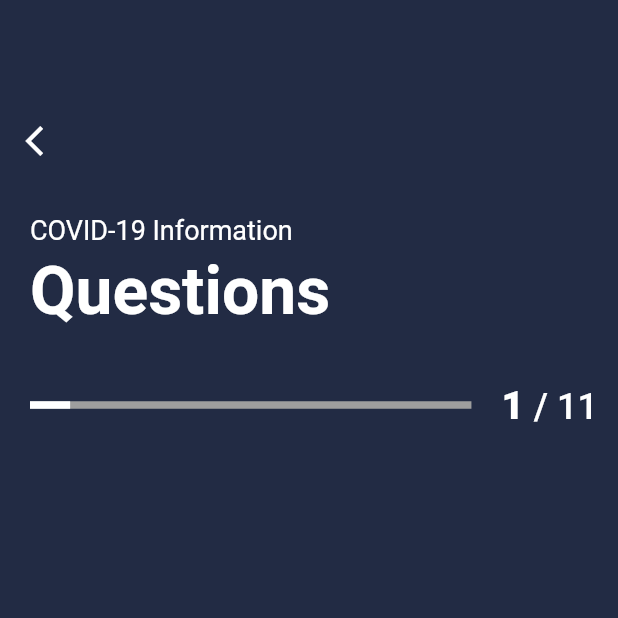
After one commit to haramyang/covid19_info, a Flutter app: the QuestionPage screen opened directly, on a phone screen of 412 x 824 dp, the top half of it. The commit adds this screen. Run offline on Flutter 3.47's test engine with Material 2 defaults, Android fonts, the phone set to English and light mode, and no system bars; our stand-ins replace auto_size_text.

Commit message:
done with heading on questions page, need to add question cards

```diff
--- /dev/null
+++ b/lib/questionPage.dart
@@ -0,0 +1,80 @@
+import 'package:flutter/material.dart';
+import 'package:covid19_info/dataSource.dart';
+import 'package:auto_size_text/auto_size_text.dart';
+
+class QuestionPage extends StatefulWidget {
+  @override
+  _QuestionPageState createState() => _QuestionPageState();
+}
+
+class _QuestionPageState extends State<QuestionPage> {
+  int _numQuestions = 1;
+  final int _totalNumQuestions = DataSource.questionAnswers.length;
+
+  @override
+  Widget build(BuildContext context) {
+    return Scaffold(
+      backgroundColor: Color.fromRGBO(34, 43, 68, 1.0),
+      body: Container(
+        margin: EdgeInsets.only(top: 70.0),
+        child: Column(
+          crossAxisAlignment: CrossAxisAlignment.start,
+          children: <Widget>[
+            Container(
+              padding: EdgeInsets.fromLTRB(5.0, 0.0, 5.0, 0.0),
+              child: IconButton(
+                icon: Icon(Icons.arrow_back_ios),
+                color: Colors.white,
+                onPressed: () {
+                  Navigator.pop(context);
+                },
+              ),
+            ),
+            SizedBox(height:25.0),
+            Container(
+              padding: EdgeInsets.fromLTRB(20.0, 0.0, 20.0, 0.0),
+              child: Text(
+                "COVID-19 Information",
+                style: TextStyle(fontSize: 18.0, color: Colors.white, fontWeight: FontWeight.w400),
+              ),
+            ),
+            SizedBox(height:4.0),
+            Container(
+              padding: EdgeInsets.fromLTRB(20.0, 0.0, 20.0, 0.0),
+              child: Text(
+                "Questions",
+                style: TextStyle(fontSize: 44.0, color: Colors.white, fontWeight: FontWeight.w600),
+              ),
+            ),
+            Container(
+              padding: EdgeInsets.fromLTRB(20.0, 35.0, 20.0, 35.0),
+              child: Row(
+                mainAxisAlignment: MainAxisAlignment.start,
+                children: <Widget>[
+                  Container(
+                    width: MediaQuery.of(context).size.width/1.4,
+                    height: 5.0,
+                    child: LinearProgressIndicator(
+                      backgroundColor: Colors.grey,
+                      valueColor: new AlwaysStoppedAnimation<Color>(Colors.white),
+                      value: (_numQuestions/_totalNumQuestions) * 1.0,
+                    ),
+                  ),
+                  SizedBox(width: 20.0),
+                  RichText(
+                    text: TextSpan(
+                      children: <TextSpan>[
+                        TextSpan(text: "$_numQuestions ", style: TextStyle(color: Colors.white, fontSize: 26.0, fontWeight: FontWeight.w800)),
+                        TextSpan(text: "/ $_totalNumQuestions", style: TextStyle(color: Colors.white, fontSize: 24.0, fontWeight: FontWeight.w500))
+                      ],
+                    ),
+                  ),
+                ],
+              ),
+            ),
+          ],
+        ),
+      ),
+    );
+  }
+}
--- a/lib/questionSection.dart
+++ b/lib/questionSection.dart
@@ -1,4 +1,5 @@
 import 'package:flutter/material.dart';
+import 'package:covid19_info/questionPage.dart';
 
 class QuestionSection extends StatelessWidget {
   @override
@@ -9,6 +10,10 @@ class QuestionSection extends StatelessWidget {
       child: Container(
         child: Card(
           color: Color.fromRGBO(34, 43, 68, 1.0),
+          child: GestureDetector(
+            onTap: () {
+              Navigator.push(context, MaterialPageRoute(builder: (context) => QuestionPage()));
+            },
             child: Row(
               crossAxisAlignment: CrossAxisAlignment.center,
               children: <Widget>[
@@ -43,6 +48,7 @@ class QuestionSection extends StatelessWidget {
             ),
           ),
         ),
+      ),
     );
   }
 }
```
Lines whose indentation alone changed are shown as unchanged.
